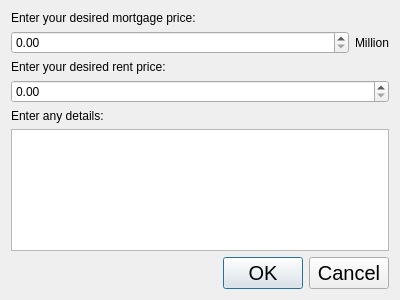
Before: the Qt Designer form Resources/RequestPriceRent.ui in Danial-Movahed/SOAS, drawn with Qt 5.
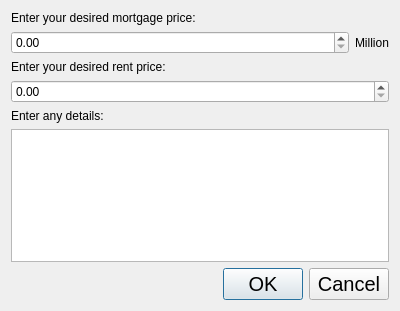
After: the same form once the commit is applied.

```diff
--- a/Resources/RequestPriceRent.ui
+++ b/Resources/RequestPriceRent.ui
@@ -7,7 +7,7 @@
     <x>0</x>
     <y>0</y>
     <width>400</width>
-    <height>300</height>
+    <height>311</height>
    </rect>
   </property>
   <property name="windowTitle">
```
Left out of the diff: 2 changed lines with no effect on the pictures.
